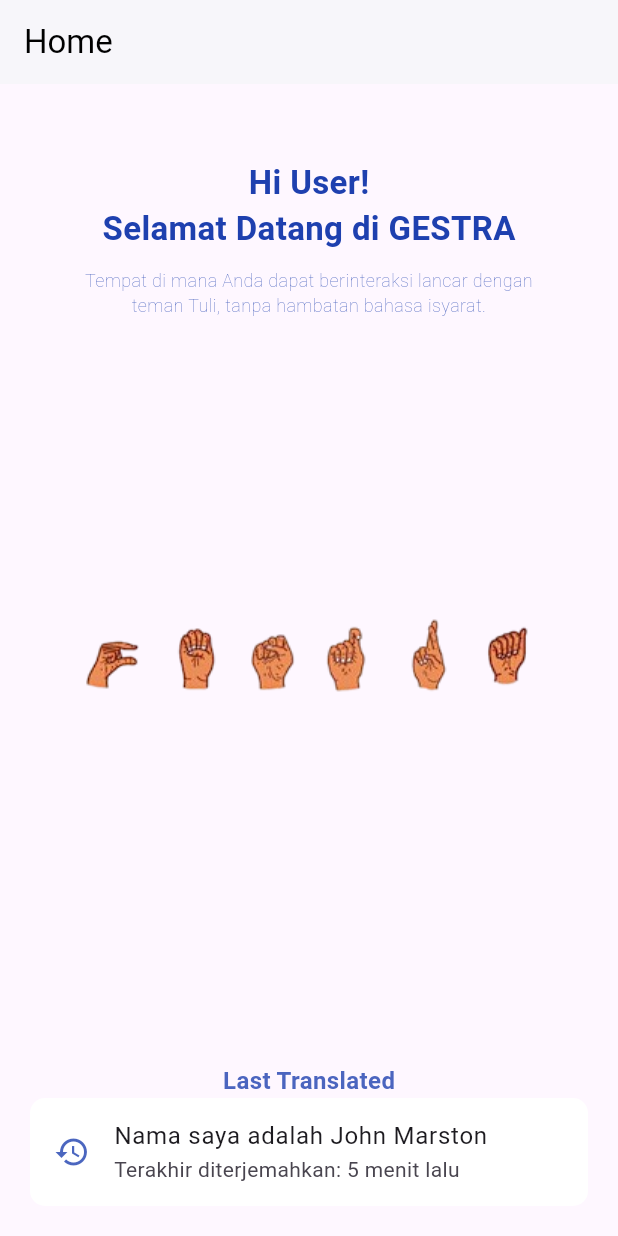
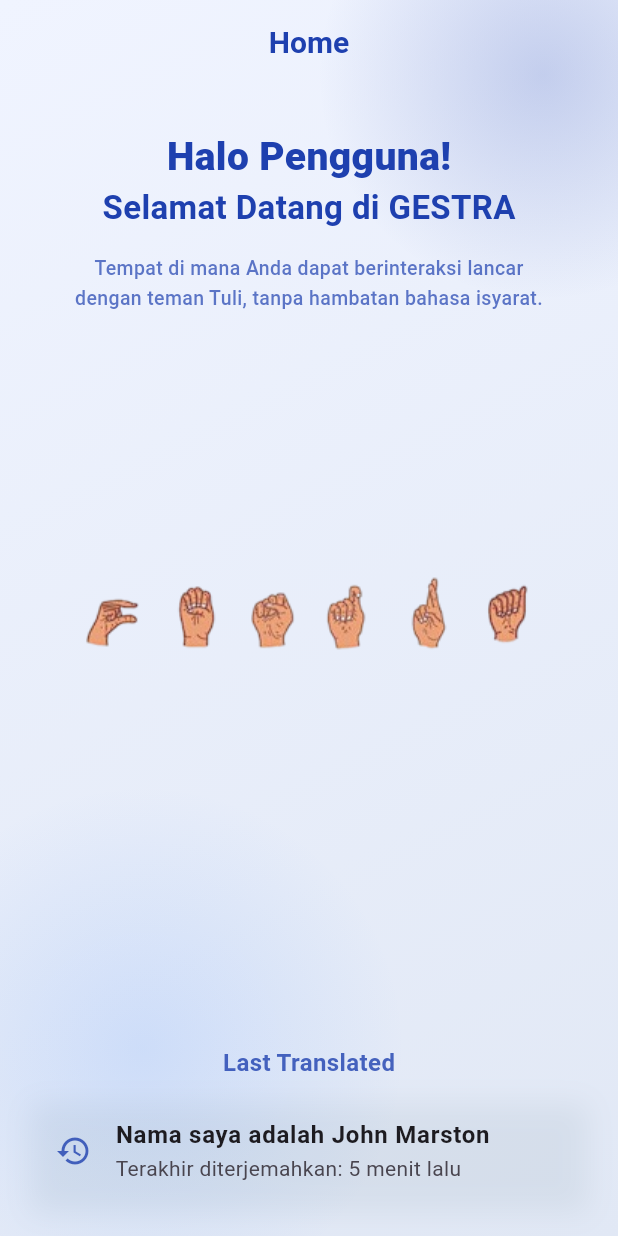
Before and after one commit to RafaMufid/Gestra-Mobile, a Flutter app: the HomeContentPage screen opened directly with empty values, after a tap on "Nama saya adalah John Marston", on a phone screen of 412 x 824 dp. Run offline on Flutter 3.47's test engine with Material 3 defaults, Android fonts, the phone set to English and light mode, and no system bars; our stand-ins replace camera, image_picker, permission_handler, shared_preferences, speech_to_text; missing offline and left inert: flutter_tflite; accounts and stored records are empty; network calls fail.

Commit message:
nama pada home sudah sesuai dengan user dan penambahan background

```diff
--- a/gestra/lib/Controller/AuthController.dart
+++ b/gestra/lib/Controller/AuthController.dart
@@ -2,7 +2,13 @@ import 'dart:convert';
 import 'package:http/http.dart' as http;
 
 class AuthService {
+<<<<<<< Updated upstream
   final String baseUrl = "http://192.168.1.101:8000/api";
+=======
+  // final String baseUrl = "http://172.20.10.3:8000/api";
+  //yang mau pake hp pake ini aja yang atas ditutup
+  final String baseUrl = "http://192.168.100.9:8000/api";
+>>>>>>> Stashed changes
 
   Future<Map<String, dynamic>> login(String email, String password) async {
     final url = Uri.parse("$baseUrl/login");
--- a/gestra/lib/home_content.dart
+++ b/gestra/lib/home_content.dart
@@ -1,26 +1,117 @@
 import 'package:flutter/material.dart';
+import 'package:shared_preferences/shared_preferences.dart';
+import 'Controller/AuthController.dart';
 
-class HomeContentPage extends StatelessWidget {
+class HomeContentPage extends StatefulWidget {
   final void Function(int) onNavigate;
-  const HomeContentPage({
-    super.key,
-    required this.onNavigate,
+  const HomeContentPage({super.key, required this.onNavigate});
+
+  @override
+  State<HomeContentPage> createState() => _HomeContentPageState();
+}
+
+class _HomeContentPageState extends State<HomeContentPage> {
+  final AuthService authService = AuthService();
+  String name = '';
+
+  @override
+  void initState() {
+    super.initState();
+    _loadUserName();
+  }
+
+  Future<void> _loadUserName() async {
+    try {
+      final prefs = await SharedPreferences.getInstance();
+      final token = prefs.getString('token');
+
+      if (token != null) {
+        final userData = await authService.getProfile(token);
+        if (mounted) {
+          setState(() {
+            name = userData['user']['username'] ?? '';
           });
+        }
+      }
+    } catch (e) {
+      debugPrint("Error fetching profile: $e");
+    }
+  }
 
   @override
   Widget build(BuildContext context) {
+    const mainBlue = Color.fromRGBO(30, 64, 175, 1);
+
     return Scaffold(
+      extendBodyBehindAppBar: true,
       appBar: AppBar(
         title: const Text('Home'),
         automaticallyImplyLeading: false,
-        backgroundColor: Colors.white,
-        foregroundColor: Colors.black,
-        elevation: 1,
+        backgroundColor: Colors.transparent,
+        foregroundColor: mainBlue,
+        elevation: 0,
+        centerTitle: true,
+         titleTextStyle: const TextStyle(
+           color: mainBlue, fontSize: 20, fontWeight: FontWeight.bold
          ),
-      body: Center(
-        child: Stack(
+      ),
+      body: Stack(
         children: [
+          //gradient
           Container(
+            decoration: const BoxDecoration(
+              gradient: LinearGradient(
+                begin: Alignment.topLeft,
+                end: Alignment.bottomRight,
+                colors: [
+                  Color(0xFFF0F4FF),
+                  Color(0xFFE1E8F5),
+                ],
+              ),
+            ),
+          ),
+
+          //blobs
+          Positioned(
+            top: -100,
+            right: -100,
+            child: Container(
+              width: 300,
+              height: 300,
+              decoration: BoxDecoration(
+                shape: BoxShape.circle,
+                gradient: RadialGradient(
+                  colors: [
+                    mainBlue.withValues(alpha: 0.2),
+                    mainBlue.withValues(alpha: 0.0),
+                  ],
+                ),
+              ),
+            ),
+          ),
+          Positioned(
+            bottom: -50,
+            left: -80,
+            child: Container(
+              width: 350,
+              height: 350,
+              decoration: BoxDecoration(
+                shape: BoxShape.circle,
+                gradient: RadialGradient(
+                  colors: [
+                    Colors.blueAccent.withValues(alpha: 0.15),
+                    Colors.blueAccent.withValues(alpha: 0.0),
+                  ],
+                ),
+              ),
+            ),
+          ),
+
+          //image gestra
+          Center(
+            child: Opacity(
+              opacity: 0.8,
+              child: Container(
                 decoration: const BoxDecoration(
                   image: DecorationImage(
                     image: AssetImage('assets/images/gestra.png'),
@@ -28,8 +119,16 @@ class HomeContentPage extends StatelessWidget {
                   ),
                 ),
               ),
+            ),
+          ),
+
+          //isi
+          SafeArea(
+            child: Center(
+              child: Stack(
+                children: [
                   Positioned(
-              top: 50,
+                    top: 30,
                     left: 0,
                     right: 0,
                     bottom: 0,
@@ -37,12 +136,16 @@ class HomeContentPage extends StatelessWidget {
                       crossAxisAlignment: CrossAxisAlignment.center,
                       mainAxisAlignment: MainAxisAlignment.start,
                       children: [
-                  const Text(
-                    "Hi User!",
-                    style: TextStyle(
-                      fontSize: 22,
-                      fontWeight: FontWeight.bold,
-                      color: Color.fromRGBO(30, 64, 175, 1),
+                        AnimatedSwitcher(
+                          duration: const Duration(milliseconds: 300),
+                          child: Text(
+                            name.isEmpty ? "Halo Pengguna!" : "Halo, $name!",
+                            key: ValueKey<String>(name),
+                            style: const TextStyle(
+                              fontSize: 26,
+                              fontWeight: FontWeight.w800,
+                              color: mainBlue,
+                            ),
                           ),
                         ),
                         const Text(
@@ -50,20 +153,21 @@ class HomeContentPage extends StatelessWidget {
                           style: TextStyle(
                             fontSize: 22,
                             fontWeight: FontWeight.bold,
-                      color: Color.fromRGBO(30, 64, 175, 1),
+                            color: mainBlue,
                           ),
                         ),
-                  const SizedBox(height: 10),
+                        const SizedBox(height: 15),
                         Flexible(
                           child: Padding(
-                      padding: const EdgeInsets.only(left: 40, right: 40),
-                      child: const Text(
+                            padding: const EdgeInsets.symmetric(horizontal: 40),
+                            child: Text(
                               "Tempat di mana Anda dapat berinteraksi lancar dengan teman Tuli, tanpa hambatan bahasa isyarat.",
                               textAlign: TextAlign.center,
                               style: TextStyle(
-                          fontSize: 12,
-                          fontWeight: FontWeight.w100,
-                          color: Color.fromRGBO(30, 64, 175, 0.8),
+                                fontSize: 13,
+                                height: 1.5,
+                                fontWeight: FontWeight.w500,
+                                color: mainBlue.withValues(alpha: 0.7),
                               ),
                             ),
                           ),
@@ -77,30 +181,48 @@ class HomeContentPage extends StatelessWidget {
                     right: 20,
                     child: Column(
                       children: [
-                  const Text(
+                         Text(
                           'Last Translated',
                           style: TextStyle(
                             fontSize: 16,
                             fontWeight: FontWeight.bold,
-                      color: Color.fromRGBO(30, 64, 175, 0.8),
+                            color: mainBlue.withValues(alpha: 0.8),
                           ),
                         ),
-                  ListTile(
-                    leading: const Icon(
+                        const SizedBox(height: 10),
+                        Container(
+                          decoration: BoxDecoration(
+                            boxShadow: [
+                              BoxShadow(
+                                color: Colors.blueGrey.withValues(alpha: 0.1),
+                                blurRadius: 15,
+                                offset: const Offset(0, 5),
+                              ),
+                            ],
+                          ),
+                          child: ListTile(
+                            leading: Icon(
                               Icons.history,
-                      color: Color.fromRGBO(30, 64, 175, 0.8),
+                              color: mainBlue.withValues(alpha: 0.8),
                             ),
-                    title: const Text('Nama saya adalah John Marston'),
+                            title: const Text(
+                              'Nama saya adalah John Marston',
+                              style: TextStyle(fontWeight: FontWeight.w600),
+                            ),
                             subtitle: const Text(
                               'Terakhir diterjemahkan: 5 menit lalu',
                             ),
-                    tileColor: Colors.white,
+                            tileColor: Colors.white.withValues(alpha: 0.9),
                             shape: RoundedRectangleBorder(
-                      borderRadius: BorderRadius.circular(10),
+                              borderRadius: BorderRadius.circular(15),
+                              side: BorderSide(
+                                color: mainBlue.withValues(alpha: 0.1)
+                              )
                             ),
                             onTap: () {
-                      onNavigate(0);
+                              widget.onNavigate(0);
                             },
+                          ),
                         ),
                       ],
                     ),
@@ -108,6 +230,9 @@ class HomeContentPage extends StatelessWidget {
                 ],
               ),
             ),
+          ),
+        ],
+      ),
     );
   }
 }
--- a/gestra/lib/setting.dart
+++ b/gestra/lib/setting.dart
@@ -15,13 +15,13 @@ class SettingsPage extends StatefulWidget {
 
 class _SettingsPageState extends State<SettingsPage> {
   bool _isDarkMode = false;
-  bool _notificationsEnabled = true;
+  // bool _notificationsEnabled = true;
 
   @override
   Widget build(BuildContext context) {
     return Scaffold(
       appBar: AppBar(
-        title: const Text('Settings'),
+        title: const Text('Pengaturan'),
         automaticallyImplyLeading: false,
         backgroundColor: Colors.white,
         foregroundColor: Colors.black,
@@ -38,7 +38,7 @@ class _SettingsPageState extends State<SettingsPage> {
               'Dark Mode',
               style: TextStyle(fontWeight: FontWeight.w500),
             ),
-            subtitle: const Text('Switch between light and dark themes.'),
+            subtitle: const Text('Ubah antara mode terang atau gelap.'),
             value: _isDarkMode,
             activeThumbColor: Color.fromRGBO(30, 64, 175, 1),
             onChanged: (bool value) {
@@ -56,46 +56,46 @@ class _SettingsPageState extends State<SettingsPage> {
 
           _buildListTile(
             icon: Icons.language,
-            title: 'Language',
-            subtitle: 'English (US)',
+            title: 'Bahasa',
+            subtitle: 'Indonesia',
             onTap: () {
 
             },
           ),
 
           const SizedBox(height: 20),
-          _buildSettingsHeader('NOTIFICATIONS'),
-          _buildSettingsDivider(),
+          // _buildSettingsHeader('NOTIFICATIONS'),
+          // _buildSettingsDivider(),
 
-          SwitchListTile(
-            title: const Text(
-              'Push Notifications',
-              style: TextStyle(fontWeight: FontWeight.w500),
-            ),
-            subtitle: const Text('Receive alerts for new activity and updates.'),
-            value: _notificationsEnabled,
-            activeThumbColor: Color.fromRGBO(30, 64, 175, 1),
-            onChanged: (bool value) {
-              setState(() {
-                _notificationsEnabled = value;
-              });
-            },
-            secondary: Icon(
-              Icons.notifications_active,
-              color: Color.fromRGBO(30, 64, 175, 1),
-            ),
-          ),
+          // SwitchListTile(
+          //   title: const Text(
+          //     'Push Notifications',
+          //     style: TextStyle(fontWeight: FontWeight.w500),
+          //   ),
+          //   subtitle: const Text('Receive alerts for new activity and updates.'),
+          //   value: _notificationsEnabled,
+          //   activeThumbColor: Color.fromRGBO(30, 64, 175, 1),
+          //   onChanged: (bool value) {
+          //     setState(() {
+          //       _notificationsEnabled = value;
+          //     });
+          //   },
+          //   secondary: Icon(
+          //     Icons.notifications_active,
+          //     color: Color.fromRGBO(30, 64, 175, 1),
+          //   ),
+          // ),
 
-          _buildSettingsDivider(),
+          // _buildSettingsDivider(),
 
-          const SizedBox(height: 20),
+          // const SizedBox(height: 20),
           _buildSettingsHeader('ACCOUNT & SUPPORT'),
           _buildSettingsDivider(),
 
           _buildListTile(
             icon: Icons.person_outline,
-            title: 'Manage Account',
-            subtitle: 'Update your profile and security settings.',
+            title: 'Kelola Akun',
+            subtitle: 'Perbarui informasi akun Anda',
             onTap: () {
               widget.onNavigate(5);
             },
@@ -105,7 +105,7 @@ class _SettingsPageState extends State<SettingsPage> {
 
           _buildListTile(
             icon: Icons.lock_outline,
-            title: 'Privacy Policy',
+            title: 'Kebijakan Privasi',
             onTap: () {
 
             },
@@ -115,8 +115,8 @@ class _SettingsPageState extends State<SettingsPage> {
 
           _buildListTile(
             icon: Icons.info_outline,
-            title: 'About GESTRA',
-            subtitle: 'Version 1.0.0',
+            title: 'tentang GESTRA',
+            subtitle: 'versi 1.0.0',
             onTap: () {
 
             },
```
Lines whose indentation alone changed are shown as unchanged.
